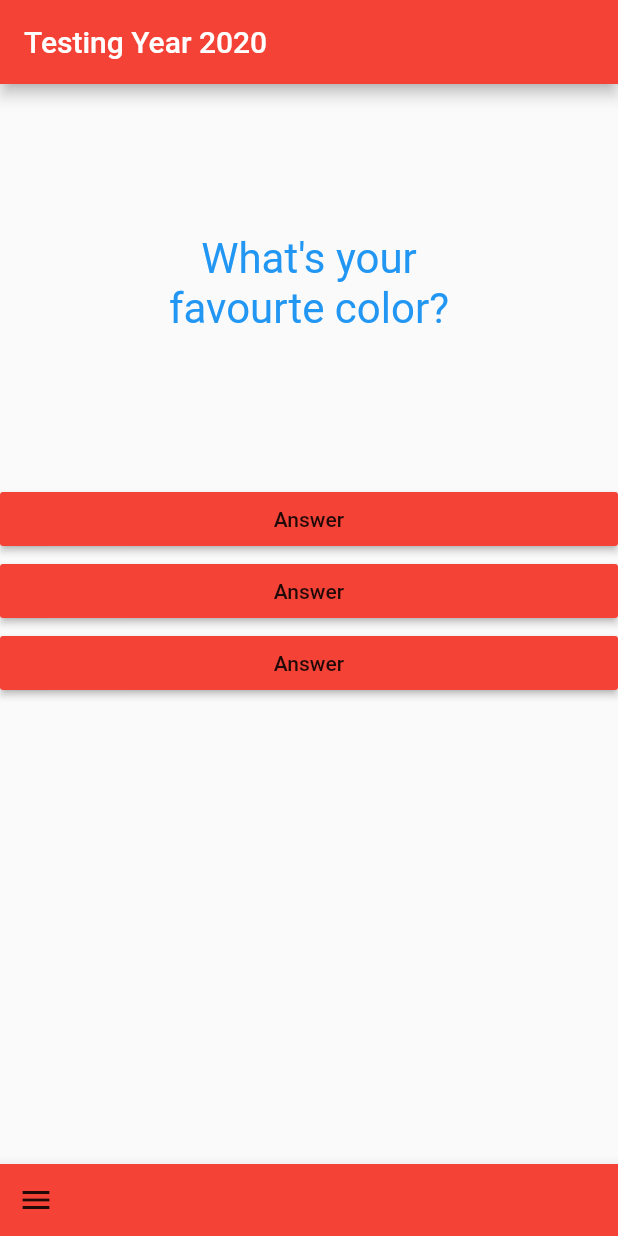
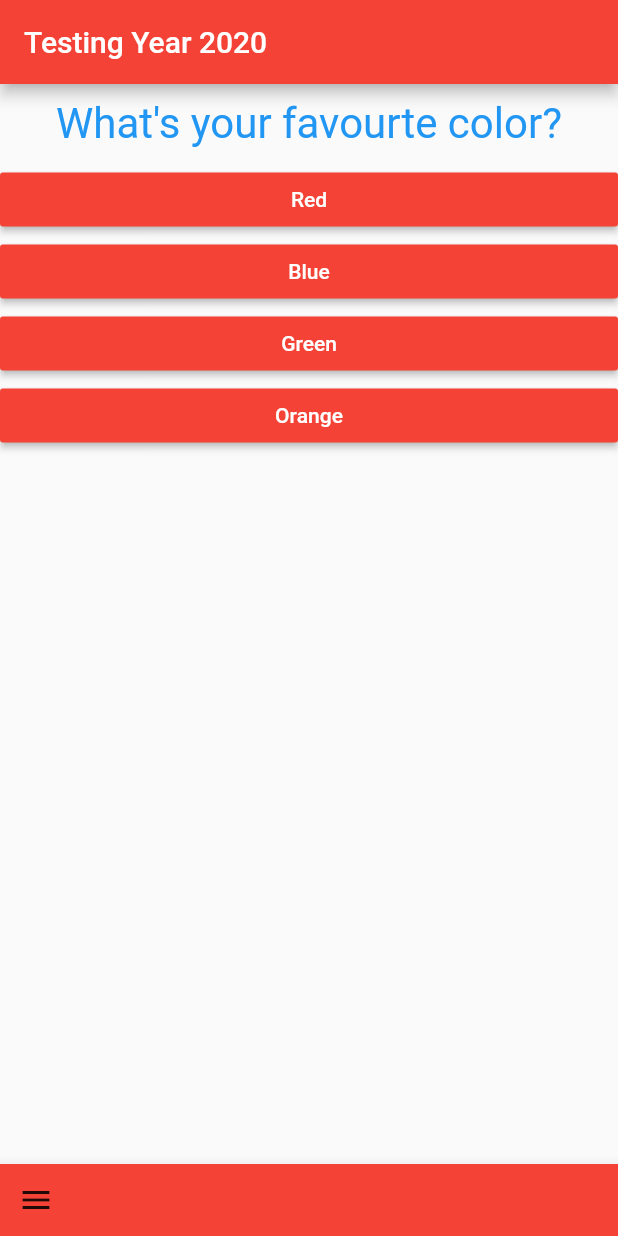
Before and after one commit to dipinkp1993/quiz_app, a Flutter app: the screen it shows after launch, on a phone screen of 412 x 824 dp. Run offline on Flutter 3.47's test engine with Material 2 defaults, Android fonts, the phone set to English and light mode, and no system bars.

```diff
--- a/lib/answer.dart
+++ b/lib/answer.dart
@@ -2,13 +2,17 @@ import 'package:flutter/material.dart';
 
 class Answer extends StatelessWidget {
   final Function answerFun;
-  Answer(this.answerFun);
+  final String answerText;
+  Answer(this.answerFun, this.answerText);
   @override
   Widget build(BuildContext context) {
     return Container(
       width: double.infinity,
       child: RaisedButton(
-          child: Text("Answer"), color: Colors.red, onPressed: answerFun),
+          child: Text(answerText),
+          color: Colors.red,
+          textColor: Colors.white,
+          onPressed: answerFun),
     );
   }
 }
--- a/lib/main.dart
+++ b/lib/main.dart
@@ -25,14 +25,30 @@ class _MyAppState extends State<MyApp> {
   }
 
   var questions = [
-    'What\'s your favourte color?',
-    'What\'s your favourte animal?',
-    'What\'s your favourte Player?',
-    'What\'s your favourte Flower?',
-    'What\'s your favourte Birds?',
-    'What\'s your favourte Actor?',
-    'What\'s your favourte Song?',
-    'What\'s your favourte Dacer?',
+    {
+      'questionText': 'What\'s your favourte color?',
+      'answers': ['Red', 'Blue', 'Green', 'Orange'],
+    },
+    {
+      'questionText': 'What\'s your favourte animal?',
+      'answers': ['Dog', 'Cat', 'Goat', 'Camel'],
+    },
+    {
+      'questionText': 'What\'s your favourte Flower?',
+      'answers': ['Rose', 'Lotus', 'Jasmine', 'Daliya'],
+    },
+    {
+      'questionText': 'Who\'s your favourte Player?',
+      'answers': ['Messi', 'Ronaldo', 'Neymer', 'Mbape'],
+    },
+    {
+      'questionText': 'What\'s your favourte Bird?',
+      'answers': ['Peacock', 'Parrot', 'Eagle', 'Chicken'],
+    },
+    {
+      'questionText': 'What\'s your favourte animal?',
+      'answers': ['Dog', 'Cat', 'Goat', 'Camel'],
+    },
   ];
 
   @override
@@ -47,11 +63,12 @@ class _MyAppState extends State<MyApp> {
         ),
         body: Column(
           children: [
-            Question(
-                questions[_questionIndex]), //question widget is custom widget
-            Answer(_answerQuestion),
-            Answer(_answerQuestion),
-            Answer(_answerQuestion)
+            Question(questions[_questionIndex]
+                ['questionText']), //question widget is custom widget
+            ...(questions[_questionIndex]['answers'] as List<String>)
+                .map((answer) {
+              return Answer(_answerQuestion, answer);
+            }).toList(),
           ],
         ),
         bottomNavigationBar: BottomAppBar(
--- a/lib/question.dart
+++ b/lib/question.dart
@@ -7,7 +7,7 @@ class Question extends StatelessWidget {
   Widget build(BuildContext context) {
     return Container(
       width: double.infinity,
-      margin: EdgeInsets.all(100),
+      margin: EdgeInsets.all(10),
       child: Text(
         questionText,
         style: TextStyle(
```
